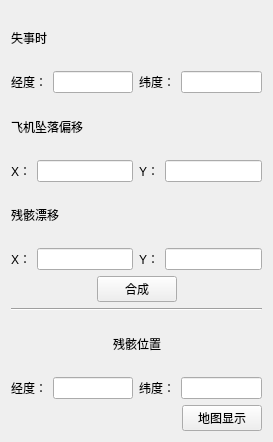
First picture: the form in version_2/possynthesis_widget.ui, repository cgcodeboy/undergraduate-project, before the edit.
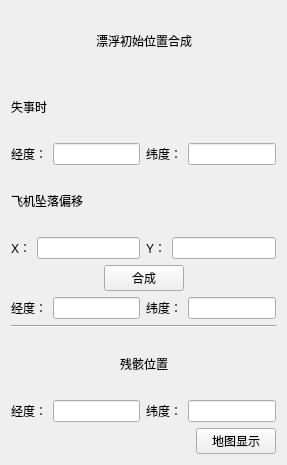
Second picture: the form after the edit.

```diff
--- a/version_2/possynthesis_widget.ui
+++ b/version_2/possynthesis_widget.ui
@@ -6,14 +6,51 @@
    <rect>
     <x>0</x>
     <y>0</y>
-    <width>273</width>
-    <height>442</height>
+    <width>287</width>
+    <height>465</height>
    </rect>
   </property>
   <property name="windowTitle">
    <string>坐标合成</string>
   </property>
   <layout class="QVBoxLayout" name="verticalLayout">
+   <item>
+    <layout class="QHBoxLayout" name="horizontalLayout_10">
+     <item>
+      <spacer name="horizontalSpacer_7">
+       <property name="orientation">
+        <enum>Qt::Horizontal</enum>
+       </property>
+       <property name="sizeHint" stdset="0">
+        <size>
+         <width>40</width>
+         <height>20</height>
+        </size>
+       </property>
+      </spacer>
+     </item>
+     <item>
+      <widget class="QLabel" name="label_13">
+       <property name="text">
+        <string>漂浮初始位置合成</string>
+       </property>
+      </widget>
+     </item>
+     <item>
+      <spacer name="horizontalSpacer_9">
+       <property name="orientation">
+        <enum>Qt::Horizontal</enum>
+       </property>
+       <property name="sizeHint" stdset="0">
+        <size>
+         <width>40</width>
+         <height>20</height>
+        </size>
+       </property>
+      </spacer>
+     </item>
+    </layout>
+   </item>
    <item>
     <layout class="QHBoxLayout" name="horizontalLayout_4">
      <item>
@@ -48,7 +85,11 @@
       </widget>
      </item>
      <item>
-      <widget class="QLineEdit" name="beforeLon_LE"/>
+      <widget class="QLineEdit" name="beforeLon_LE">
+       <property name="text">
+        <string/>
+       </property>
+      </widget>
      </item>
      <item>
       <widget class="QLabel" name="label_3">
@@ -58,7 +99,11 @@
       </widget>
      </item>
      <item>
-      <widget class="QLineEdit" name="beforeLat_LE"/>
+      <widget class="QLineEdit" name="beforeLat_LE">
+       <property name="text">
+        <string/>
+       </property>
+      </widget>
      </item>
     </layout>
    </item>
@@ -112,13 +157,6 @@
    </item>
    <item>
     <layout class="QHBoxLayout" name="horizontalLayout_6">
-     <item>
-      <widget class="QLabel" name="label_7">
-       <property name="text">
-        <string>残骸漂移</string>
-       </property>
-      </widget>
-     </item>
      <item>
       <spacer name="horizontalSpacer_3">
        <property name="orientation">
@@ -132,47 +170,6 @@
        </property>
       </spacer>
      </item>
-    </layout>
-   </item>
-   <item>
-    <layout class="QHBoxLayout" name="horizontalLayout_3">
-     <item>
-      <widget class="QLabel" name="label_8">
-       <property name="text">
-        <string>X：</string>
-       </property>
-      </widget>
-     </item>
-     <item>
-      <widget class="QLineEdit" name="driftX_LE"/>
-     </item>
-     <item>
-      <widget class="QLabel" name="label_9">
-       <property name="text">
-        <string>Y：</string>
-       </property>
-      </widget>
-     </item>
-     <item>
-      <widget class="QLineEdit" name="driftY_LE"/>
-     </item>
-    </layout>
-   </item>
-   <item>
-    <layout class="QHBoxLayout" name="horizontalLayout_10">
-     <item>
-      <spacer name="horizontalSpacer_6">
-       <property name="orientation">
-        <enum>Qt::Horizontal</enum>
-       </property>
-       <property name="sizeHint" stdset="0">
-        <size>
-         <width>40</width>
-         <height>20</height>
-        </size>
-       </property>
-      </spacer>
-     </item>
      <item>
       <widget class="QPushButton" name="synthesis_BT">
        <property name="text">
@@ -181,7 +178,7 @@
       </widget>
      </item>
      <item>
-      <spacer name="horizontalSpacer_7">
+      <spacer name="horizontalSpacer_6">
        <property name="orientation">
         <enum>Qt::Horizontal</enum>
        </property>
@@ -195,6 +192,30 @@
      </item>
     </layout>
    </item>
+   <item>
+    <layout class="QHBoxLayout" name="horizontalLayout_3">
+     <item>
+      <widget class="QLabel" name="label_7">
+       <property name="text">
+        <string>经度：</string>
+       </property>
+      </widget>
+     </item>
+     <item>
+      <widget class="QLineEdit" name="afterLon_LE"/>
+     </item>
+     <item>
+      <widget class="QLabel" name="label_8">
+       <property name="text">
+        <string>纬度：</string>
+       </property>
+      </widget>
+     </item>
+     <item>
+      <widget class="QLineEdit" name="afterLat_LE"/>
+     </item>
+    </layout>
+   </item>
    <item>
     <widget class="Line" name="line">
      <property name="orientation">
@@ -249,7 +270,7 @@
       </widget>
      </item>
      <item>
-      <widget class="QLineEdit" name="afterLon_LE"/>
+      <widget class="QLineEdit" name="showLon_LE"/>
      </item>
      <item>
       <widget class="QLabel" name="label_12">
@@ -259,7 +280,7 @@
       </widget>
      </item>
      <item>
-      <widget class="QLineEdit" name="afterLat_LE"/>
+      <widget class="QLineEdit" name="showLat_LE"/>
      </item>
     </layout>
    </item>
```
